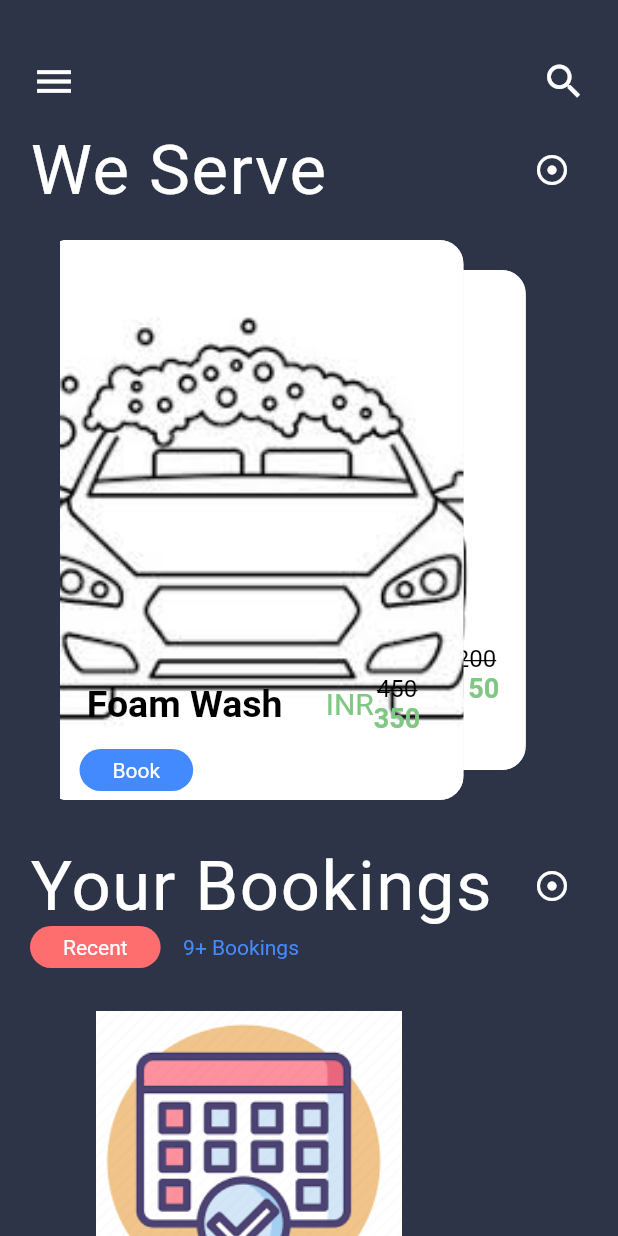
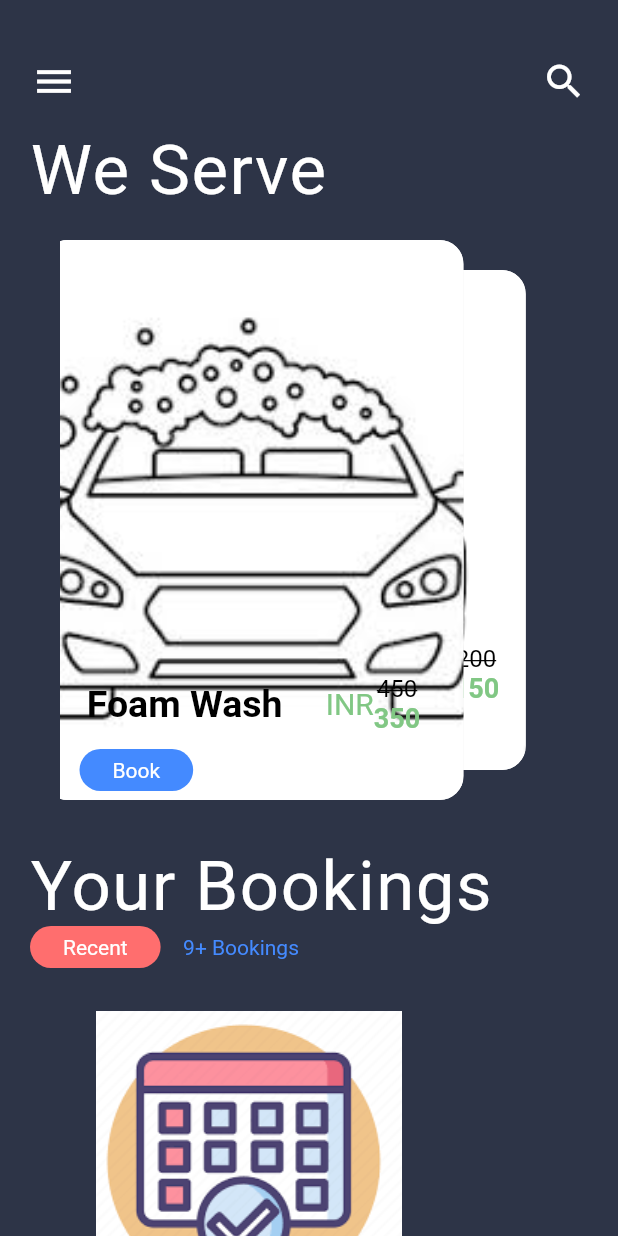
Before and after one commit to Utk42/first_flutter_app, a Flutter app: the screen it shows after launch, swiped to page 2, on a phone screen of 412 x 824 dp. Run offline on Flutter 3.47's test engine with Material 2 defaults, Android fonts, the phone set to English and light mode, and no system bars.

Commit message:
removed: unnecessary iconButtons

```diff
--- a/app/lib/main.dart
+++ b/app/lib/main.dart
@@ -76,19 +76,9 @@ class _MyAppState extends State<MyApp> {
                       letterSpacing: 1.0,
                     ),
                   ),
-                  IconButton(
-                    icon: Icon(
-                      //CustomIcons.option
-                      //size: 12.0,
-                      Icons.adjust,
-                      color: Colors.white,
-                    ),
-                    onPressed: () {},
-                  ),
                 ],
               ),
             ),
-
             Padding(
               padding: const EdgeInsets.only(
                 left: 40.0,
@@ -124,15 +114,6 @@ class _MyAppState extends State<MyApp> {
                       fontSize: 46.0,
                       letterSpacing: 1.0,
                     ),
-                  ),
-                  IconButton(
-                    icon: Icon(
-                      //CustomIcons.option
-                      //size: 12.0,
-                      Icons.adjust,
-                      color: Colors.white,
-                    ),
-                    onPressed: () {},
                   ),
                 ],
               ),
@@ -179,7 +160,10 @@ class _MyAppState extends State<MyApp> {
             Row(
               children: <Widget>[
                 Padding(
-                  padding: EdgeInsets.only(left: 18.0, bottom: 10.0,),
+                  padding: EdgeInsets.only(
+                    left: 18.0,
+                    bottom: 10.0,
+                  ),
                   child: ClipRRect(
                     borderRadius: BorderRadius.all(Radius.circular(10.0)),
                     child: Image.asset(
```
